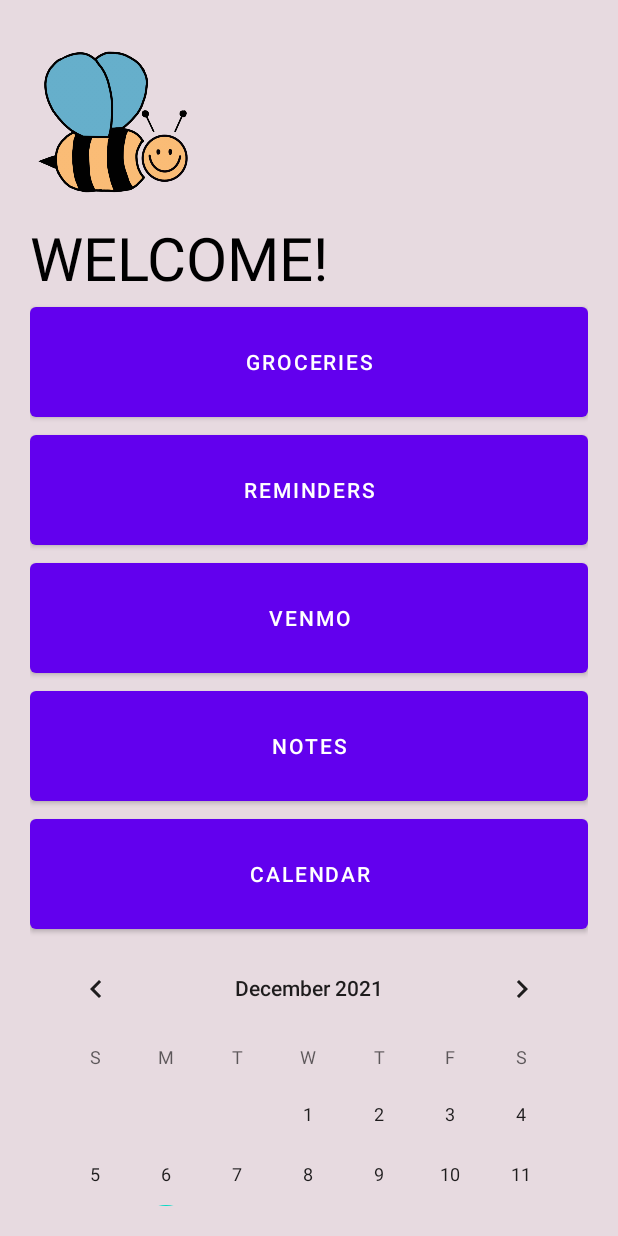
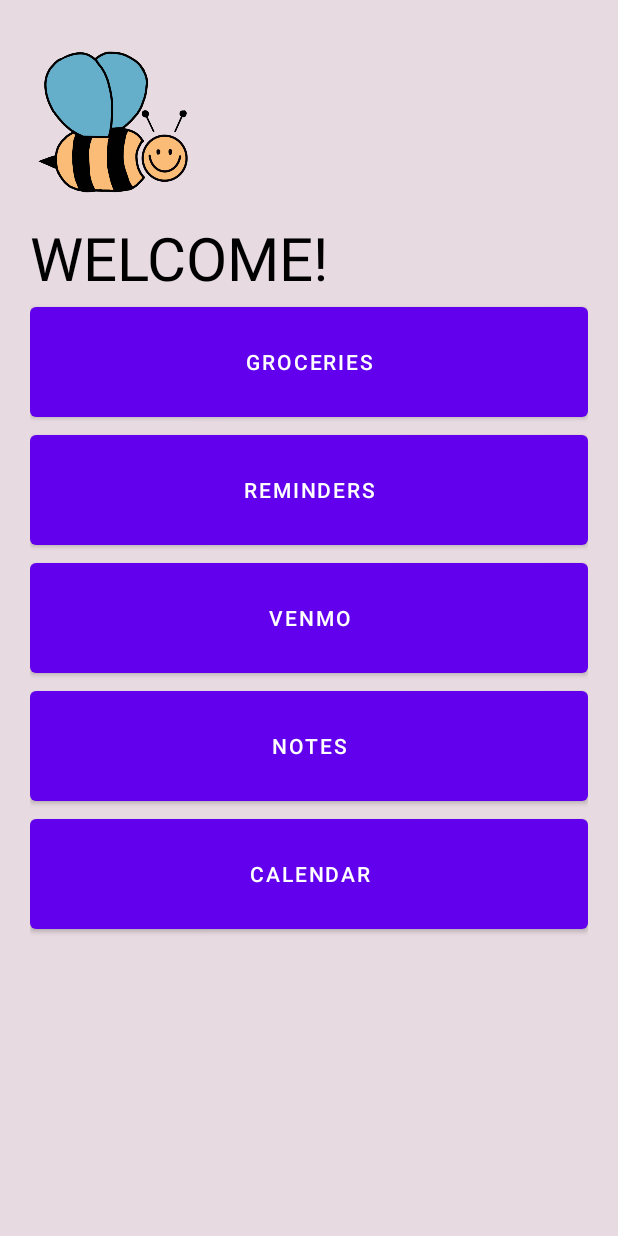
Before and after one commit to cutching/355-Android-Project, an Android app: the HomePage screen opened directly, with no data from a screen before it, on a phone screen of 412 x 824 dp. Run offline under Robolectric (Android 15) with nearby library versions, the phone set to English and light mode, and no system bars; Roboto replaces fonts that are not available here; 1 statement that could not run was skipped.

Commit message:
Deleted calendarView from homepage

```diff
--- a/Hive/app/src/main/res/layout/activity_home_page.xml
+++ b/Hive/app/src/main/res/layout/activity_home_page.xml
@@ -68,9 +68,4 @@
         android:text="Calendar"
         android:onClick="goToCalendar" />
 
-    <CalendarView
-        android:id="@+id/calendarView"
-        android:layout_width="match_parent"
-        android:layout_height="match_parent" />
-
 </LinearLayout>
```
